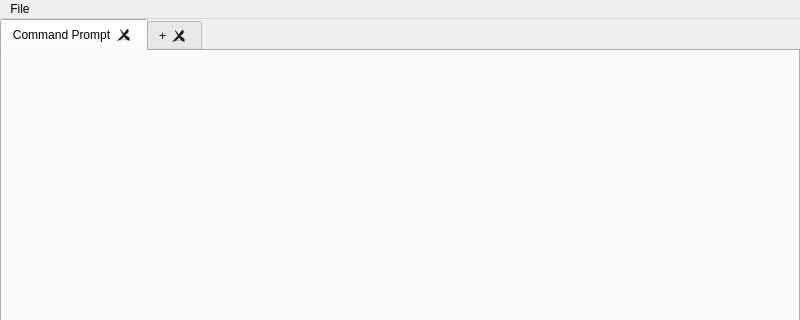
Above: main.ui from Zgell/pyterminal before the change; both pictures show x 0 to 800 and y 0 to 320 of the 800 by 600 pixel window. Below: the same form after it.
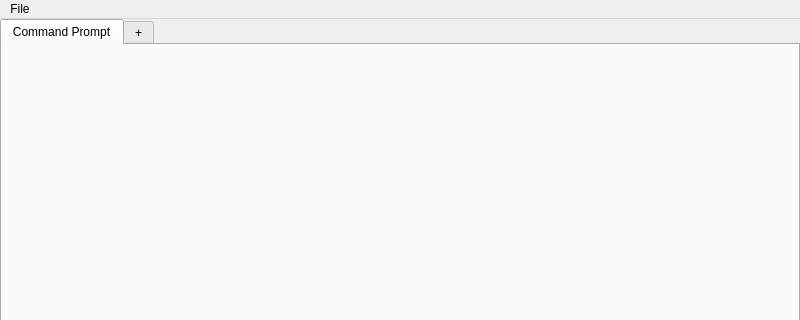
That is the form after the change.

```diff
--- a/main.ui
+++ b/main.ui
@@ -30,7 +30,7 @@
      <number>0</number>
     </property>
     <property name="tabsClosable">
-     <bool>true</bool>
+     <bool>false</bool>
     </property>
     <property name="movable">
      <bool>true</bool>
```
Left out of the diff: 4 changed lines with no effect on the pictures.
